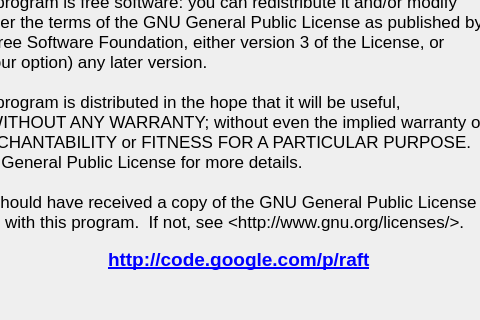
The window that ui/RaftAbout.ui (RAFTDevTeam/raft) describes before a commit, drawn with Qt 5; both pictures show x 129 to 609 and y 255 to 575 of the 737 by 575 pixel window.
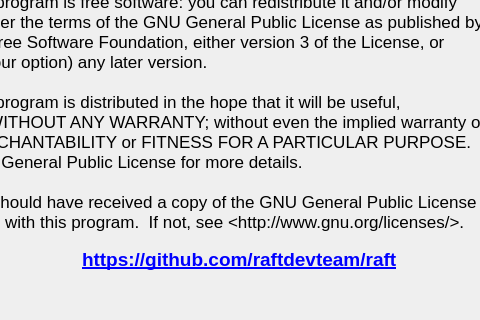
The same window after the commit. Icons and pictures are not drawn.

```diff
--- a/ui/RaftAbout.ui
+++ b/ui/RaftAbout.ui
@@ -258,7 +258,7 @@
 &lt;html&gt;&lt;head&gt;&lt;meta name=&quot;qrichtext&quot; content=&quot;1&quot; /&gt;&lt;style type=&quot;text/css&quot;&gt;
 p, li { white-space: pre-wrap; }
 &lt;/style&gt;&lt;/head&gt;&lt;body style=&quot; font-family:'Lucida Grande'; font-size:13pt; font-weight:400; font-style:normal;&quot;&gt;
-&lt;p style=&quot; margin-top:0px; margin-bottom:0px; margin-left:0px; margin-right:0px; -qt-block-indent:0; text-indent:0px;&quot;&gt;&lt;a href=&quot;http://code.google.com/p/raft&quot;&gt;&lt;span style=&quot; font-size:14pt; font-weight:600; text-decoration: underline; color:#0000ff;&quot;&gt;http://code.google.com/p/raft&lt;/span&gt;&lt;/a&gt;&lt;/p&gt;&lt;/body&gt;&lt;/html&gt;</string>
+&lt;p style=&quot; margin-top:0px; margin-bottom:0px; margin-left:0px; margin-right:0px; -qt-block-indent:0; text-indent:0px;&quot;&gt;&lt;a href=&quot;https://github.com/raftdevteam/raft&quot;&gt;&lt;span style=&quot; font-size:14pt; font-weight:600; text-decoration: underline; color:#0000ff;&quot;&gt;https://github.com/raftdevteam/raft&lt;/span&gt;&lt;/a&gt;&lt;/p&gt;&lt;/body&gt;&lt;/html&gt;</string>
          </property>
         </widget>
        </item>
```
